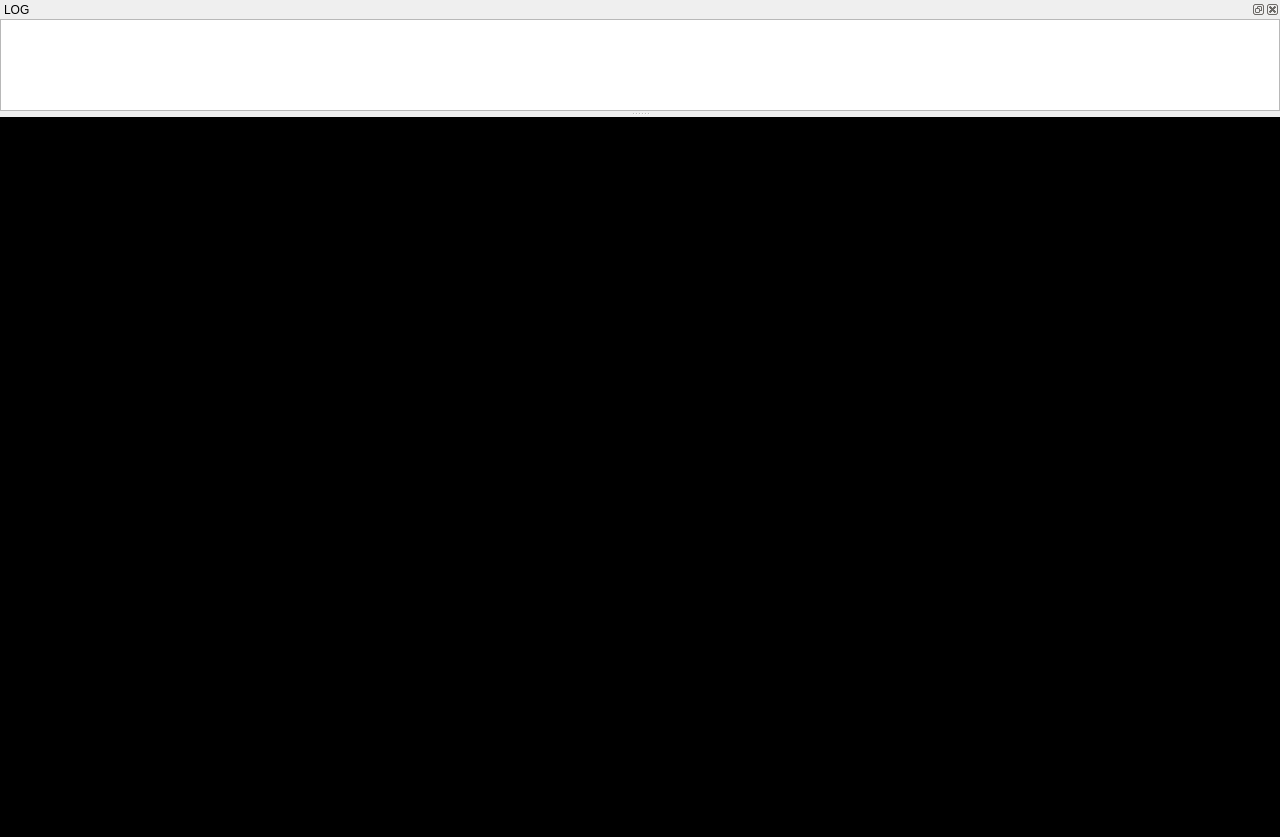
Old version of the form demo/mainwindow.ui in the repository ialhashim/topo-blend.
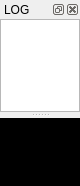
New version of the form.

Patch:
```diff
--- a/demo/mainwindow.ui
+++ b/demo/mainwindow.ui
@@ -6,8 +6,8 @@
    <rect>
     <x>0</x>
     <y>0</y>
-    <width>1280</width>
-    <height>837</height>
+    <width>80</width>
+    <height>186</height>
    </rect>
   </property>
   <property name="windowTitle">
@@ -26,12 +26,6 @@
     </property>
     <item row="0" column="0">
      <widget class="QGraphicsView" name="graphicsView">
-      <property name="minimumSize">
-       <size>
-        <width>1280</width>
-        <height>720</height>
-       </size>
-      </property>
       <property name="frameShape">
        <enum>QFrame::NoFrame</enum>
       </property>
```
Left out of the diff: 8 changed lines with no effect on the pictures.
